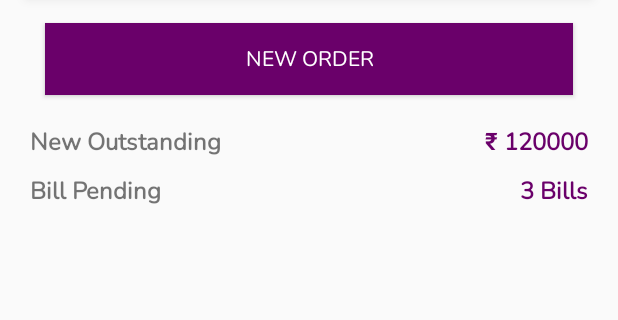
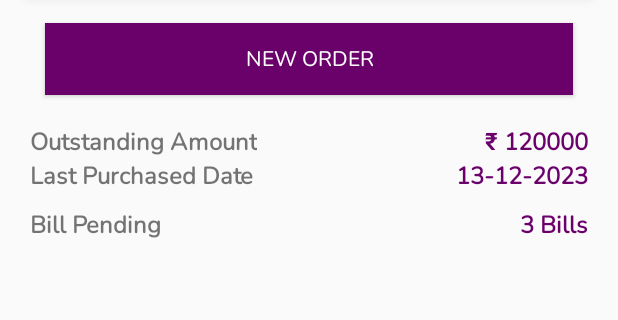
Before and after one commit to nandhu0301/Distributor_Field, an Android app: the CheckInActivity screen opened directly, with no data from a screen before it, on a phone screen of 412 x 824 dp, the part 397-717 px from its top. Run offline under Robolectric (Android 15) with nearby library versions, the phone set to English and light mode, and no system bars; pictures from the network do not load; 1 statement that could not run was skipped.

Commit message:
14-12-2023=> Raja

```diff
--- a/app/src/main/java/com/example/distributor_field/CheckInActivity.java
+++ b/app/src/main/java/com/example/distributor_field/CheckInActivity.java
@@ -2,6 +2,7 @@ package com.example.distributor_field;
 
 import android.content.Intent;
 import android.content.SharedPreferences;
+import android.graphics.Color;
 import android.os.Bundle;
 import android.util.Log;
 import android.view.View;
@@ -24,7 +25,11 @@ import org.json.JSONException;
 import org.json.JSONObject;
 
 import java.io.IOException;
+import java.text.ParseException;
+import java.text.SimpleDateFormat;
+import java.time.LocalDate;
 import java.util.ArrayList;
+import java.util.Date;
 import java.util.List;
 
 import okhttp3.HttpUrl;
@@ -41,7 +46,7 @@ public class CheckInActivity extends AppCompatActivity {
     String token;
     Button newOrder;
     ImageView backToDashboard;
-    TextView outStandingTextviewAmount, outstandingBillTextview;
+    TextView outStandingTextviewAmount, outstandingBillTextview,lastPurchaseDate;
 
     RecyclerView outstandingRecyclerview;
     ArrayList<com.example.distributor_field.bean.dataCollection> orderHistories = new ArrayList<>();
@@ -50,6 +55,7 @@ public class CheckInActivity extends AppCompatActivity {
     protected void onCreate(Bundle savedInstanceState) {
         super.onCreate(savedInstanceState);
         setContentView(R.layout.activity_check_in);
+        Log.d("Rambo","Rajaaaaaaaaaaaaaaaaaaaaaa");
 
         storeName = findViewById(R.id.storeNameTxt);
         storeAddress = findViewById(R.id.storeAddressTxt);
@@ -59,6 +65,7 @@ public class CheckInActivity extends AppCompatActivity {
         outStandingTextviewAmount = findViewById(R.id.outstandingamount);
         outstandingBillTextview = findViewById(R.id.outstandingbill);
         outstandingRecyclerview = findViewById(R.id.outstandingRecyclerview);
+        lastPurchaseDate=findViewById(R.id.last_purchased_date);
 
 
         //get Store ID
@@ -92,9 +99,12 @@ public class CheckInActivity extends AppCompatActivity {
 
         //load store details
 
+
         OkHttpClient client = new OkHttpClient();
 
-        String url = Constants.domain_name+"retailer/" + storeId; // Replace with your API endpoint
+        HttpUrl.Builder urlBuilder = HttpUrl.parse(Constants.domain_name+"retailer/").newBuilder(); //// Replace with your API endpoint
+        urlBuilder.addQueryParameter("storeId", String.valueOf(storeId));
+        String url=urlBuilder.build().toString();
 
         Request request = new Request.Builder()
                 .url(url)
@@ -106,10 +116,30 @@ public class CheckInActivity extends AppCompatActivity {
             Response response = client.newCall(request).execute();
             if (response.isSuccessful()) {
                 String responseBody = response.body().string();
+                lastPurchaseDate.setText(new JSONObject(responseBody).getString("LastPurchaseDate"));
+                String outStandingamount=new JSONObject(responseBody).getString("OutstandingAmt");
+                String lastDueDate=new JSONObject(responseBody).getString("LastDueDate");
+                    String today= LocalDate.now().toString();
+
+                if(!outStandingamount.equals("0")){
+                    Log.d("RAmbo","First"+storeId);
+                    Date date1=stringToDate(today);
+                    Date date2=stringToDate(lastDueDate);
+                    int result =date1.compareTo(date2);
+                    if(result>0){
+                        newOrder.setBackgroundColor(Color.BLACK);
+                        newOrder.setText("NO NEW ORDER");
+                        newOrder.setEnabled(false);
+                    }
+
+                }
+
+
                 runOnUiThread(new Runnable() {
                     public void run() {
 
                         try {
+
                             JSONObject jsonObject = new JSONObject(responseBody).getJSONObject("data");
                             if (!(CheckInActivity.this).isFinishing()) {
                                 storeName.setText(jsonObject.getString("store_name"));
@@ -122,16 +152,32 @@ public class CheckInActivity extends AppCompatActivity {
                     }
                 });
             }
+            else {
+                Log.d("Rambo",response.body().string());
+                Log.d("Rambo", String.valueOf(response.code()));
+            }
         } catch (IOException e) {
+            Log.d("Rambo","Erorrrrrrrrrrrrrrrrrrrrrrrrrrrrrrrrrrr");
             e.printStackTrace();
+        } catch (JSONException e) {
+            Log.d("Rambo","Erorrrrrrrrrrrrrrrrrrrrrrrrrrrrrrrrrrr");
+            throw new RuntimeException(e);
+        } catch (ParseException e) {
+            throw new RuntimeException(e);
         }
+        Log.d("RAmbo","last");
+    }
+
+    private Date stringToDate(String date) throws ParseException {
+        SimpleDateFormat simpleDateFormat=new SimpleDateFormat("yyyy-MM-dd");
+        return  simpleDateFormat.parse(date);
     }
 
     public void loadOustandingBills() {
         OkHttpClient client = new OkHttpClient();
 
         HttpUrl.Builder urlBuilder = HttpUrl.parse(Constants.domain_name+"outstanding").newBuilder();
-        urlBuilder.addQueryParameter("storeId", "8");// String.valueOf(storeId));
+        urlBuilder.addQueryParameter("storeId", String.valueOf(storeId));// String.valueOf(storeId));
         String url = urlBuilder.build().toString();
 
 // Create a GET request with the URL
@@ -145,10 +191,10 @@ public class CheckInActivity extends AppCompatActivity {
         try {
             Response response = client.newCall(request).execute();
             // Handle the response
-            Log.d("ressss", response.toString());
+            Log.d("Rambo", "rajaaaaaaaaaaaaaaaa");
             if (response.isSuccessful()) {
                 String responseBody = response.body().string();
-                Log.d("Response", responseBody);
+                Log.d("Rambo", responseBody);
 
                 try {
                     JSONObject jsonObject = new JSONObject(responseBody);
--- a/app/src/main/res/layout/activity_check_in.xml
+++ b/app/src/main/res/layout/activity_check_in.xml
@@ -157,7 +157,7 @@
                     <TextView
                         android:layout_width="wrap_content"
                         android:layout_height="wrap_content"
-                        android:text="New Outstanding"
+                        android:text="Outstanding Amount"
                         android:textSize="16dp"
                         android:textStyle="bold"
 
@@ -175,10 +175,37 @@
                         android:layout_alignParentEnd="true" />
 
                 </RelativeLayout>
+                <RelativeLayout
+                    android:id="@+id/last"
+                    android:layout_below="@+id/outstanding"
+                    android:layout_width="match_parent"
+                    android:layout_height="wrap_content">
+
+                    <TextView
+                        android:layout_width="wrap_content"
+                        android:layout_height="wrap_content"
+                        android:text="Last Purchased Date"
+                        android:textSize="16dp"
+                        android:textStyle="bold"
+
+                        android:layout_alignParentStart="true" />
+
+                    <TextView
+                        android:id="@+id/last_purchased_date"
+                        android:layout_width="wrap_content"
+                        android:layout_height="wrap_content"
+                        android:text="13-12-2023"
+                        android:textColor="@color/purple_200"
+                        android:textSize="16dp"
+                        android:textStyle="bold"
+
+                        android:layout_alignParentEnd="true" />
+
+                </RelativeLayout>
 
                 <RelativeLayout
                     android:layout_marginTop="10dp"
-                    android:layout_below="@+id/outstanding"
+                    android:layout_below="@+id/last"
                     android:layout_width="match_parent"
                     android:layout_height="wrap_content">
 
```
Also changed, not shown: app/src/main/java/com/example/distributor_field/User_Dashboard_Activity.java (+10 -10 lines).
